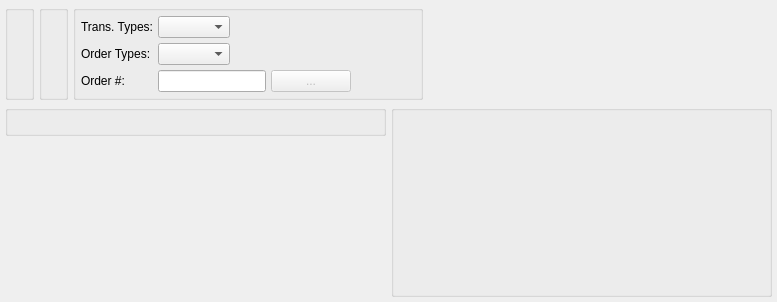
Qt form guiclient/displays/dspInventoryHistoryBase.ui (Pegasus-RPG/xtuple-client) before a commit.
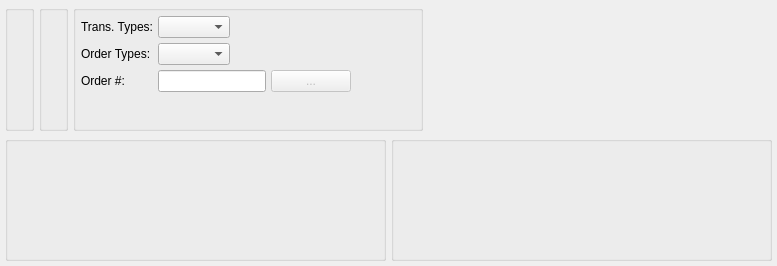
The same form after that commit. Custom widgets are drawn as their Qt base class.

Patch:
```diff
--- a/guiclient/displays/dspInventoryHistoryBase.ui
+++ b/guiclient/displays/dspInventoryHistoryBase.ui
@@ -14,7 +14,7 @@
     <x>0</x>
     <y>0</y>
     <width>777</width>
-    <height>302</height>
+    <height>266</height>
    </rect>
   </property>
   <property name="windowTitle">
@@ -172,19 +172,6 @@
          </property>
         </widget>
        </item>
-       <item>
-        <spacer name="verticalSpacer_4">
-         <property name="orientation">
-          <enum>Qt::Vertical</enum>
-         </property>
-         <property name="sizeHint" stdset="0">
-          <size>
-           <width>20</width>
-           <height>0</height>
-          </size>
-         </property>
-        </spacer>
-       </item>
       </layout>
      </item>
      <item>
```
